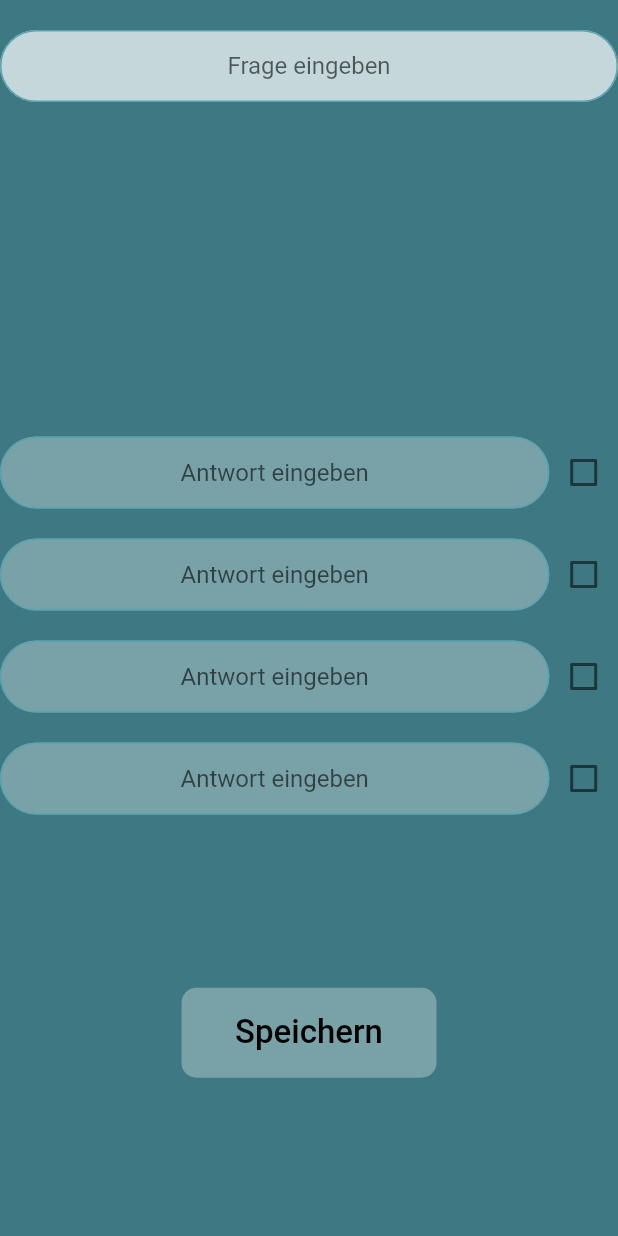
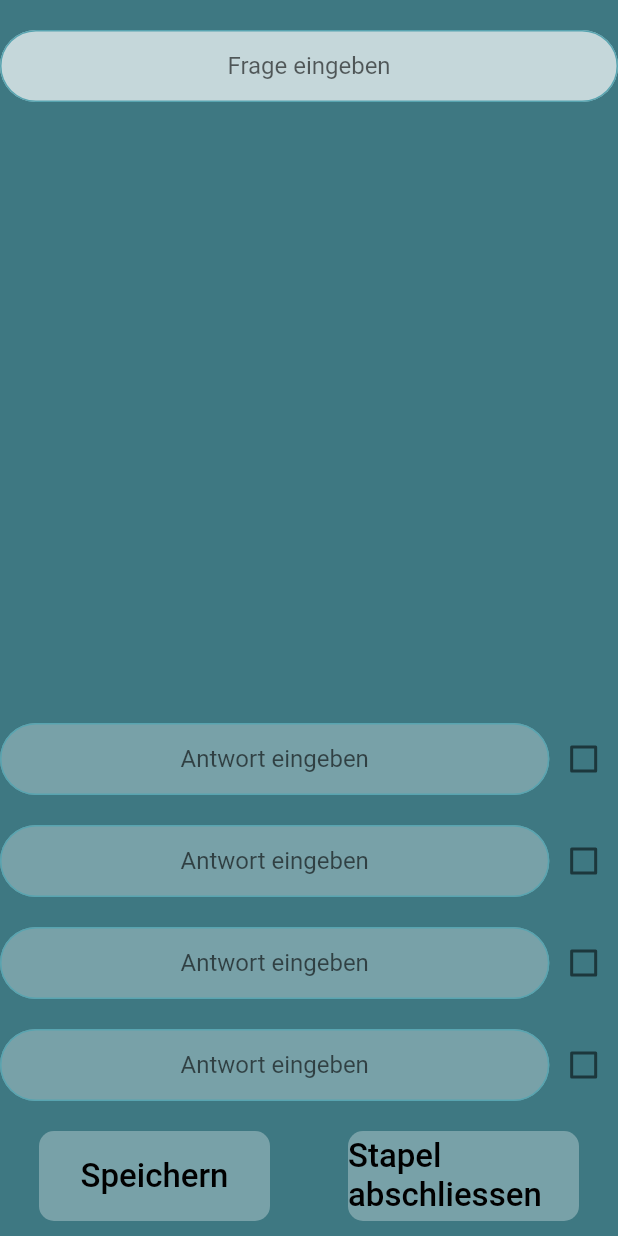
Before and after one commit to Schwinge12/Studycards, a Flutter app: the KarteErstellenVorderseite screen opened directly with empty values, item 3 of the bottom bar chosen, after a tap on "MC", on a phone screen of 412 x 824 dp. Run offline on Flutter 3.47's test engine with Material 2 defaults, Android fonts, the phone set to English and light mode, and no system bars; our stand-ins replace firebase_auth, flip_card, image_picker, sqflite, syncfusion_flutter_gauges; missing offline and left inert: swipe_stack, syncfusion_flutter_core; accounts and stored records are empty; Roboto replaces fonts that are missing (Baloobhai2-ExtraBold.ttf).

Commit message:
navigation überarbeitet

```diff
--- a/lib/DozentScreens/KarteErstellenVorderseite.dart
+++ b/lib/DozentScreens/KarteErstellenVorderseite.dart
@@ -6,6 +6,7 @@ import 'package:karteikartenapp/DozentScreens/KarteErstellenRueckseite.dart';
 import 'package:karteikartenapp/ButtonsAndConstants/constants.dart';
 import 'package:karteikartenapp/ButtonsAndConstants/MultipleChoiceButton.dart';
 import 'package:karteikartenapp/DozentScreens/MCErstellen.dart';
+import 'package:karteikartenapp/DozentScreens/StapelErstellen.dart';
 import 'package:karteikartenapp/Speicherung/Stapel.dart';
 
 
@@ -13,7 +14,7 @@ class KarteErstellenVorderseite extends StatefulWidget {
   final String studiengang;
   final String studienfach;
   final String themengebiet;
-  // Todo Frontend diesen stapel zwischen Vorderseiten / rueckseiten übergeben + in Stapelabschließen / stapel überarbeiten
+
   Stapel stapel;
   File imageFile;
 
@@ -77,7 +78,12 @@ class _KarteErstellenVorderseite  extends State<KarteErstellenVorderseite> {
   Widget build(BuildContext context) {
     return Scaffold(
       appBar: AppBar(
-
+          leading: IconButton(
+            icon: Icon(Icons.arrow_back_ios),
+            onPressed: (){
+              Navigator.push(context,MaterialPageRoute(builder: (context)=>StapelErstellen()));
+            },
+          ),
         title: Text(
           widget.studienfach + ': ' + widget.themengebiet
         ),
@@ -147,7 +153,7 @@ class _KarteErstellenVorderseite  extends State<KarteErstellenVorderseite> {
                     Expanded(
                         child: MultipleChoiceButton(
                           onPress:(){
-                            Navigator.push(context,MaterialPageRoute(builder: (context)=>MCErstellen(studienfach: widget.studienfach,studiengang: widget.studiengang,themengebiet: widget.themengebiet,)));
+                            Navigator.push(context,MaterialPageRoute(builder: (context)=>MCErstellen(studienfach: widget.studienfach,studiengang: widget.studiengang,themengebiet: widget.themengebiet,stapel: widget.stapel,)));
                           },
                           text: 'MC',
                         )
--- a/lib/DozentScreens/MCErstellen.dart
+++ b/lib/DozentScreens/MCErstellen.dart
@@ -2,6 +2,7 @@ import 'package:flutter/material.dart';
 import 'package:karteikartenapp/ButtonsAndConstants/WeiterButton.dart';
 import 'KarteErstellenVorderseite.dart';
 import 'package:karteikartenapp/Speicherung/Stapel.dart';
+import 'StapelAbschliessenDozent.dart';
 
 
 
@@ -12,7 +13,7 @@ class MCErstellen extends StatefulWidget{
   final String studienfach;
   final String themengebiet;
 
-  MCErstellen({this.studiengang,this.studienfach,this.themengebiet,@required stapel});
+  MCErstellen({this.studiengang,this.studienfach,this.themengebiet,@required this.stapel});
 
 
   @override
@@ -36,7 +37,6 @@ class _MCErstellen extends State <MCErstellen>{
   @override
   Widget build(BuildContext){
     return Scaffold(
-
 
       body: SafeArea(
         child: Column(
@@ -278,7 +278,8 @@ class _MCErstellen extends State <MCErstellen>{
               height: 10,
             ),
 
-
+            Row(
+              children: <Widget>[
                 Expanded(
 
                   child: SafeArea(
@@ -290,7 +291,23 @@ class _MCErstellen extends State <MCErstellen>{
                       },
                     ),
                   ),
+                ),
+
+                Expanded(
+
+                  child: SafeArea(
+                    child: WeiterButton(
+                      text: 'Stapel abschliessen',
+                      onPress: (){
+                        Navigator.push(context,MaterialPageRoute(builder: (context)=>StapelAbschliessenDozent(stapel: widget.stapel,)));
+
+                      },
+                    ),
+                  ),
                 )
+              ],
+            )
+
 
 
 
```
Also changed, not shown: lib/DozentScreens/StapelErstellen.dart (+8 -1 lines). Lines whose indentation alone changed are shown as unchanged.
